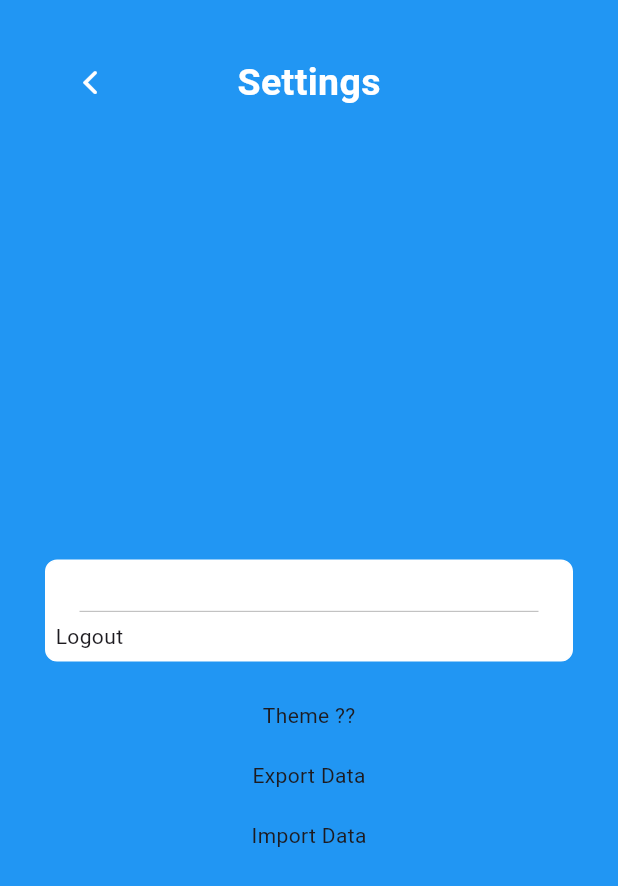
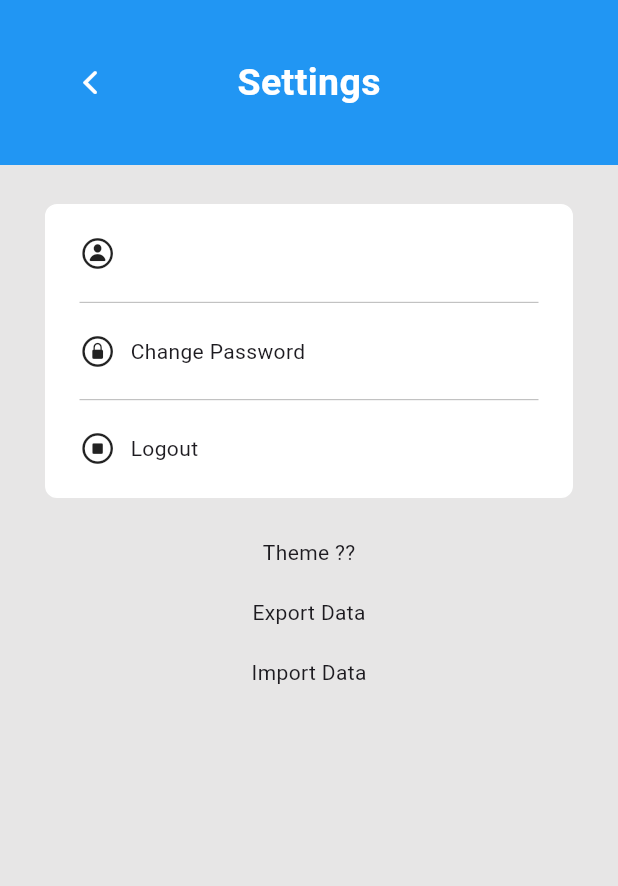
Before and after one commit to zhitao-xu/MobileApp, a Flutter app: the screen it shows after launch, after a tap on an icon or button, on a phone screen of 412 x 824 dp. Shown: the top 886 px of the screen. Run offline on Flutter 3.47's test engine with Material 3 defaults, Android fonts, the phone set to English and light mode, and no system bars; our stand-ins replace equatable, firebase_auth, firebase_core, flutter_bloc, flutter_local_notifications, flutter_slidable and 3 more; accounts and stored records are empty.

Commit message:
add change password feature

```diff
--- a/todo_app/lib/constants/constants.dart
+++ b/todo_app/lib/constants/constants.dart
@@ -1,11 +1,18 @@
 // General
 String appName = 'TODO-APP';
 
-// Alerts
+// Pages Title
+String forgotPasswordTitle = 'Password Recovery';
+String changePasswordTitle = 'Change Password';
+
+// Alerts //
+// // user logout alert
 String logoutTitle = 'Confirm Logout';
 String logoutContent = 'Do you want to logout from your account?';
+// // reset password alert
 String resetPasswordTitle = 'Email Sent';
-String resetPasswordContent = 'Password Reset Email has veeb sent!';
+String resetPasswordContent = 'Password Reset Email has been sent!';
+
 
 
 // Task
--- a/todo_app/lib/firebase/forgot_password.dart
+++ b/todo_app/lib/firebase/forgot_password.dart
@@ -5,12 +5,14 @@ import 'package:flutter/gestures.dart';
 import 'package:flutter/material.dart';
 import 'package:todo_app/constants/constants.dart';
 import 'package:todo_app/firebase/sign_up_page.dart';
+import 'package:todo_app/firebase/util_functions.dart';
 import 'package:todo_app/utils/labeled_cupertino_text_field.dart';
 import 'package:todo_app/utils/theme.dart';
 import 'package:todo_app/widget/navigator_app_bar.dart';
 
 class ForgotPassword extends StatefulWidget{
-  const ForgotPassword({super.key});
+  final String title;
+  const ForgotPassword({super.key, required this.title});
 
   @override
   State<ForgotPassword> createState() => _ForgotPasswordState();
@@ -28,10 +30,6 @@ class _ForgotPasswordState extends State<ForgotPassword>{
 
   void popPage(){
     Navigator.of(context).pop();
-  }
-
-  bool isValidEmail(String email) {
-    return RegExp(r'^[a-zA-Z0-9._%+-]+@[a-zA-Z0-9.-]+\.[a-zA-Z]{2,}$').hasMatch(email);
   }
 
   void sendMail() async{
@@ -96,7 +94,7 @@ class _ForgotPasswordState extends State<ForgotPassword>{
       backgroundColor: lightBlue,
       appBar: PreferredSize(
         preferredSize: const Size.fromHeight(100),
-        child: NavigatorAppBar(title: 'Password Recovery',),
+        child: NavigatorAppBar(title: widget.title,),
       ),
       body: Container(
         color: white,
--- a/todo_app/lib/firebase/sign_in_page.dart
+++ b/todo_app/lib/firebase/sign_in_page.dart
@@ -2,6 +2,7 @@ import 'package:firebase_auth/firebase_auth.dart';
 import 'package:flutter/foundation.dart';
 import 'package:flutter/gestures.dart';
 import 'package:flutter/material.dart';
+import 'package:todo_app/constants/constants.dart';
 import 'package:todo_app/firebase/forgot_password.dart';
 import 'package:todo_app/firebase/sign_up_page.dart';
 import 'package:todo_app/pages/settings/settings_page.dart';
@@ -136,7 +137,7 @@ class _SignInPageState extends State<SignInPage> {
                         ..onTap = (){
                           Navigator.of(context).push(
                             MaterialPageRoute(
-                              builder: (_) => const ForgotPassword()
+                              builder: (_) => ForgotPassword(title: forgotPasswordTitle,)
                             ),
                           );
                         },
--- /dev/null
+++ b/todo_app/lib/firebase/util_functions.dart
@@ -0,0 +1,3 @@
+bool isValidEmail(String email) {
+  return RegExp(r'^[a-zA-Z0-9._%+-]+@[a-zA-Z0-9.-]+\.[a-zA-Z]{2,}$').hasMatch(email);
+}
--- a/todo_app/lib/firebase/welcome_back_page.dart
+++ /dev/null
@@ -1 +0,0 @@
-// probably dont used
--- a/todo_app/lib/pages/settings/settings_page.dart
+++ b/todo_app/lib/pages/settings/settings_page.dart
@@ -1,7 +1,9 @@
+import 'dart:async';
 import 'package:firebase_auth/firebase_auth.dart';
 import 'package:flutter/cupertino.dart';
 import 'package:flutter/material.dart';
 import 'package:todo_app/constants/constants.dart';
+import 'package:todo_app/firebase/forgot_password.dart';
 import 'package:todo_app/firebase/sign_in_page.dart';
 import 'package:todo_app/utils/theme.dart';
 import 'package:todo_app/widget/navigator_app_bar.dart';
@@ -17,17 +19,26 @@ class SettingsPage extends StatefulWidget {
 
 class _SettingsPageState extends State<SettingsPage> {
   User? user;
+  late final StreamSubscription<User?> _authSubscription;
 
   @override
-  void initState(){
+  void initState() {
     super.initState();
     user = FirebaseAuth.instance.currentUser;
-    // Listen to auth state changes
-    FirebaseAuth.instance.authStateChanges().listen((User? newUser){
+
+    // Listen to auth state changes and store the subscription
+    _authSubscription = FirebaseAuth.instance.authStateChanges().listen((User? newUser) {
+      if (!mounted) return; // safeguard
       setState(() {
         user = newUser;
       });
     });
+  }
+
+  @override
+  void dispose() {
+    _authSubscription.cancel(); // cancel to prevent memory leaks
+    super.dispose();
   }
 
   @override
@@ -42,20 +53,22 @@ class _SettingsPageState extends State<SettingsPage> {
       ),
 
       body: Container(
-        padding: EdgeInsets.symmetric(horizontal: 20),
+        color: backgoundGrey,
+        padding: EdgeInsets.symmetric(horizontal: 20, vertical: 20),
         child: Column(
-          mainAxisAlignment: MainAxisAlignment.center,
-          spacing: 20,
+          mainAxisAlignment: MainAxisAlignment.start,
           children: [
             // User profile
             buildContainer(
               context: context,
               items: [
-                // Login/Account - Always show this
+                // Login/Account
                 RowItem(
+                  icon: Icon(CupertinoIcons.person_circle,),
                   title: user == null
                     ? Text("Login")
                     : Text(user!.displayName ?? user!.email ?? "User"),
+                    fullWidthTappable: true,
                   onTap: user == null
                     ? (){
                         Navigator.of(context).push(
@@ -67,10 +80,25 @@ class _SettingsPageState extends State<SettingsPage> {
                       },
                 ),
 
-                // Logout - Only show when user is logged in
+                // change password
                 if (user != null)
                   RowItem(
+                    icon: Icon(CupertinoIcons.lock_circle,),
+                    title: const Text('Change Password'),
+                    fullWidthTappable: true,
+                    onTap: () async{
+                      Navigator.of(context).push(
+                        MaterialPageRoute(builder: (context) => ForgotPassword(title: changePasswordTitle,)),
+                      );
+                    }
+                  ),
+
+                  // change password
+                if(user != null)
+                  RowItem(
+                    icon: Icon(CupertinoIcons.stop_circle,),
                     title: const Text('Logout'),
+                    fullWidthTappable: true,
                     onTap: () async {
                       showCupertinoDialog(
                         context: context,
@@ -92,11 +120,9 @@ class _SettingsPageState extends State<SettingsPage> {
                                 final scaffoldMessenger = ScaffoldMessenger.of(context);
 
                                 try {
-                                  // Properly call signOut method
                                   await authService.value.signOut();
                                   navigator.pop();
                                 } catch (e) {
-                                  // Handle any potential errors
                                   navigator.pop();
                                   scaffoldMessenger.showSnackBar(
                                     SnackBar(content: Text('Error signing out: $e')),
@@ -112,7 +138,7 @@ class _SettingsPageState extends State<SettingsPage> {
                   ),
               ],
             ),
-
+            SizedBox(height: 20,),
 
             Column(
               spacing: 20,
--- a/todo_app/lib/widget/row_container.dart
+++ b/todo_app/lib/widget/row_container.dart
@@ -5,9 +5,16 @@ class RowItem {
   final Widget? icon;
   final Widget? title;
   final Widget? info;
+  final bool fullWidthTappable;
   final VoidCallback? onTap;
 
-  RowItem({this.icon, this.title, this.info, this.onTap});
+  RowItem({
+    this.icon,
+    this.title,
+    this.info,
+    this.fullWidthTappable = false,
+    this.onTap,
+  });
 }
 
 Widget buildContainer({
@@ -37,10 +44,8 @@ List<Widget> _buildRow(List<RowItem> items) {
   List<Widget> rows = [];
   for (int i = 0; i < items.length; i++) {
     final item = items[i];
-    rows.add(
-      InkWell(
-        onTap: item.onTap,
-        child: Row(
+
+    Widget rowContent = Row(
       mainAxisSize: MainAxisSize.max,
       children: [
         if (item.icon != null)
@@ -52,9 +57,24 @@ List<Widget> _buildRow(List<RowItem> items) {
         const Spacer(),
         if (item.info != null) item.info!,
       ],
+    );
+
+    rows.add(
+      item.fullWidthTappable
+        ? InkWell(
+            onTap: item.onTap,
+            child: Container(
+              width: double.infinity,
+              padding: const EdgeInsets.symmetric(vertical: 4.0),
+              child: rowContent,
             ),
+          )
+        : InkWell(
+            onTap: item.onTap,
+            child: rowContent,
           ),
     );
+
     if (items.length > 1 && i < items.length - 1) {
       rows.add(myDivider());
     }
```
Lines whose indentation alone changed are shown as unchanged.
